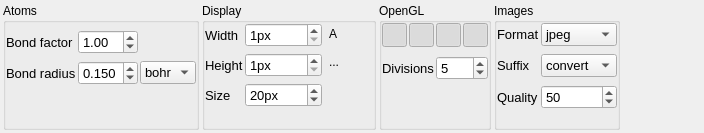
First picture: the form in settings.ui, repository piti-diablotin/qAgate, before the edit.
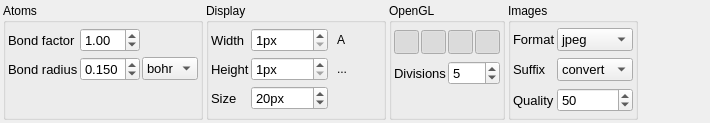
Second picture: the form after the edit. Icons and pictures are not drawn.

Diff of the .ui file:
```diff
--- a/settings.ui
+++ b/settings.ui
@@ -6,8 +6,8 @@
    <rect>
     <x>0</x>
     <y>0</y>
-    <width>704</width>
-    <height>133</height>
+    <width>710</width>
+    <height>123</height>
    </rect>
   </property>
   <property name="sizePolicy">
@@ -19,7 +19,7 @@
   <property name="maximumSize">
    <size>
     <width>16777215</width>
-    <height>133</height>
+    <height>16777215</height>
    </size>
   </property>
   <property name="windowTitle">
@@ -63,22 +63,22 @@
      </property>
      <layout class="QVBoxLayout" name="verticalLayout_2">
       <property name="spacing">
-       <number>7</number>
+       <number>2</number>
       </property>
       <property name="sizeConstraint">
        <enum>QLayout::SetDefaultConstraint</enum>
       </property>
       <property name="leftMargin">
-       <number>0</number>
+       <number>2</number>
       </property>
       <property name="topMargin">
-       <number>0</number>
+       <number>2</number>
       </property>
       <property name="rightMargin">
-       <number>0</number>
+       <number>2</number>
       </property>
       <property name="bottomMargin">
-       <number>0</number>
+       <number>2</number>
       </property>
       <item>
        <widget class="QWidget" name="widget_7" native="true">
@@ -95,12 +95,9 @@
          <property name="bottomMargin">
           <number>0</number>
          </property>
-         <property name="horizontalSpacing">
+         <property name="spacing">
           <number>2</number>
          </property>
-         <property name="verticalSpacing">
-          <number>0</number>
-         </property>
          <item row="1" column="1">
           <widget class="QDoubleSpinBox" name="bondRadius">
            <property name="font">
@@ -234,29 +231,23 @@
      </property>
      <layout class="QHBoxLayout" name="horizontalLayout_4">
       <property name="spacing">
-       <number>0</number>
+       <number>2</number>
       </property>
       <property name="leftMargin">
-       <number>0</number>
+       <number>2</number>
       </property>
       <property name="topMargin">
-       <number>0</number>
+       <number>2</number>
       </property>
       <property name="rightMargin">
-       <number>0</number>
+       <number>2</number>
       </property>
       <property name="bottomMargin">
-       <number>0</number>
+       <number>2</number>
       </property>
       <item>
        <widget class="QWidget" name="widget_3" native="true">
-        <layout class="QFormLayout" name="formLayout_2">
-         <property name="horizontalSpacing">
-          <number>2</number>
-         </property>
-         <property name="verticalSpacing">
-          <number>6</number>
-         </property>
+        <layout class="QGridLayout" name="gridLayout_2">
          <property name="leftMargin">
           <number>0</number>
          </property>
@@ -269,18 +260,9 @@
          <property name="bottomMargin">
           <number>0</number>
          </property>
-         <item row="0" column="0">
-          <widget class="QLabel" name="widthLabel">
-           <property name="font">
-            <font>
-             <pointsize>10</pointsize>
-            </font>
-           </property>
-           <property name="text">
-            <string>Width</string>
-           </property>
-          </widget>
-         </item>
+         <property name="spacing">
+          <number>2</number>
+         </property>
          <item row="0" column="1">
           <widget class="QSpinBox" name="width">
            <property name="sizePolicy">
@@ -329,39 +311,15 @@
            </property>
           </widget>
          </item>
-         <item row="1" column="1">
-          <widget class="QSpinBox" name="height">
-           <property name="sizePolicy">
-            <sizepolicy hsizetype="Fixed" vsizetype="Fixed">
-             <horstretch>0</horstretch>
-             <verstretch>0</verstretch>
-            </sizepolicy>
-           </property>
+         <item row="0" column="0">
+          <widget class="QLabel" name="widthLabel">
            <property name="font">
             <font>
              <pointsize>10</pointsize>
             </font>
            </property>
-           <property name="toolTip">
-            <string>Display height</string>
-           </property>
-           <property name="statusTip">
-            <string>Display height</string>
-           </property>
-           <property name="whatsThis">
-            <string>Display height</string>
-           </property>
-           <property name="suffix">
-            <string>px</string>
-           </property>
-           <property name="minimum">
-            <number>1</number>
-           </property>
-           <property name="maximum">
-            <number>10000</number>
-           </property>
-           <property name="singleStep">
-            <number>10</number>
+           <property name="text">
+            <string>Width</string>
            </property>
           </widget>
          </item>
@@ -419,31 +377,7 @@
            </property>
           </widget>
          </item>
-        </layout>
-       </widget>
-      </item>
-      <item>
-       <widget class="QWidget" name="widget_5" native="true">
-        <layout class="QFormLayout" name="formLayout_3">
-         <property name="horizontalSpacing">
-          <number>2</number>
-         </property>
-         <property name="verticalSpacing">
-          <number>4</number>
-         </property>
-         <property name="leftMargin">
-          <number>0</number>
-         </property>
-         <property name="topMargin">
-          <number>0</number>
-         </property>
-         <property name="rightMargin">
-          <number>0</number>
-         </property>
-         <property name="bottomMargin">
-          <number>0</number>
-         </property>
-         <item row="1" column="0">
+         <item row="0" column="2">
           <widget class="QToolButton" name="foreground">
            <property name="toolTip">
             <string>Font color</string>
@@ -473,6 +407,42 @@
           </widget>
          </item>
          <item row="1" column="1">
+          <widget class="QSpinBox" name="height">
+           <property name="sizePolicy">
+            <sizepolicy hsizetype="Fixed" vsizetype="Fixed">
+             <horstretch>0</horstretch>
+             <verstretch>0</verstretch>
+            </sizepolicy>
+           </property>
+           <property name="font">
+            <font>
+             <pointsize>10</pointsize>
+            </font>
+           </property>
+           <property name="toolTip">
+            <string>Display height</string>
+           </property>
+           <property name="statusTip">
+            <string>Display height</string>
+           </property>
+           <property name="whatsThis">
+            <string>Display height</string>
+           </property>
+           <property name="suffix">
+            <string>px</string>
+           </property>
+           <property name="minimum">
+            <number>1</number>
+           </property>
+           <property name="maximum">
+            <number>10000</number>
+           </property>
+           <property name="singleStep">
+            <number>10</number>
+           </property>
+          </widget>
+         </item>
+         <item row="0" column="3">
           <widget class="QToolButton" name="background">
            <property name="toolTip">
             <string>Background color</string>
@@ -501,7 +471,7 @@
            </property>
           </widget>
          </item>
-         <item row="2" column="0">
+         <item row="1" column="2">
           <widget class="QToolButton" name="up">
            <property name="toolTip">
             <string>Spin up color</string>
@@ -530,7 +500,7 @@
            </property>
           </widget>
          </item>
-         <item row="2" column="1">
+         <item row="1" column="3">
           <widget class="QToolButton" name="down">
            <property name="toolTip">
             <string>Spin down color</string>
@@ -578,20 +548,33 @@
      </property>
      <layout class="QVBoxLayout" name="verticalLayout">
       <property name="spacing">
-       <number>9</number>
+       <number>2</number>
       </property>
       <property name="leftMargin">
-       <number>0</number>
+       <number>2</number>
       </property>
       <property name="topMargin">
-       <number>0</number>
+       <number>2</number>
       </property>
       <property name="rightMargin">
-       <number>0</number>
+       <number>2</number>
       </property>
       <property name="bottomMargin">
-       <number>0</number>
+       <number>2</number>
       </property>
+      <item>
+       <spacer name="verticalSpacer">
+        <property name="orientation">
+         <enum>Qt::Vertical</enum>
+        </property>
+        <property name="sizeHint" stdset="0">
+         <size>
+          <width>20</width>
+          <height>0</height>
+         </size>
+        </property>
+       </spacer>
+      </item>
       <item>
        <widget class="QWidget" name="widget" native="true">
         <layout class="QGridLayout" name="gridLayout_3">
@@ -765,6 +748,19 @@
         </layout>
        </widget>
       </item>
+      <item>
+       <spacer name="verticalSpacer_3">
+        <property name="orientation">
+         <enum>Qt::Vertical</enum>
+        </property>
+        <property name="sizeHint" stdset="0">
+         <size>
+          <width>20</width>
+          <height>0</height>
+         </size>
+        </property>
+       </spacer>
+      </item>
       <item>
        <widget class="QWidget" name="widget_2" native="true">
         <layout class="QHBoxLayout" name="horizontalLayout_2">
@@ -853,14 +849,67 @@
        </widget>
       </item>
       <item>
-       <spacer name="verticalSpacer">
+       <spacer name="verticalSpacer_5">
         <property name="orientation">
          <enum>Qt::Vertical</enum>
         </property>
         <property name="sizeHint" stdset="0">
          <size>
           <width>20</width>
-          <height>17</height>
+          <height>0</height>
+         </size>
+        </property>
+       </spacer>
+      </item>
+      <item>
+       <widget class="QWidget" name="widget_4" native="true">
+        <property name="sizePolicy">
+         <sizepolicy hsizetype="Preferred" vsizetype="Maximum">
+          <horstretch>0</horstretch>
+          <verstretch>0</verstretch>
+         </sizepolicy>
+        </property>
+        <layout class="QVBoxLayout" name="verticalLayout_3">
+         <property name="spacing">
+          <number>2</number>
+         </property>
+         <property name="leftMargin">
+          <number>0</number>
+         </property>
+         <property name="topMargin">
+          <number>0</number>
+         </property>
+         <property name="rightMargin">
+          <number>0</number>
+         </property>
+         <property name="bottomMargin">
+          <number>0</number>
+         </property>
+         <item>
+          <spacer name="verticalSpacer_2">
+           <property name="orientation">
+            <enum>Qt::Vertical</enum>
+           </property>
+           <property name="sizeHint" stdset="0">
+            <size>
+             <width>20</width>
+             <height>19</height>
+            </size>
+           </property>
+          </spacer>
+         </item>
+        </layout>
+       </widget>
+      </item>
+      <item>
+       <spacer name="verticalSpacer_4">
+        <property name="orientation">
+         <enum>Qt::Vertical</enum>
+        </property>
+        <property name="sizeHint" stdset="0">
+         <size>
+          <width>20</width>
+          <height>0</height>
          </size>
         </property>
        </spacer>
@@ -879,46 +928,25 @@
      <property name="title">
       <string>Images</string>
      </property>
-     <layout class="QFormLayout" name="formLayout">
+     <layout class="QGridLayout" name="gridLayout">
+      <property name="leftMargin">
+       <number>2</number>
+      </property>
+      <property name="topMargin">
+       <number>2</number>
+      </property>
+      <property name="rightMargin">
+       <number>2</number>
+      </property>
+      <property name="bottomMargin">
+       <number>2</number>
+      </property>
       <property name="horizontalSpacing">
        <number>2</number>
       </property>
       <property name="verticalSpacing">
-       <number>8</number>
+       <number>4</number>
       </property>
-      <property name="leftMargin">
-       <number>0</number>
-      </property>
-      <property name="topMargin">
-       <number>0</number>
-      </property>
-      <property name="rightMargin">
-       <number>0</number>
-      </property>
-      <property name="bottomMargin">
-       <number>0</number>
-      </property>
-      <item row="0" column="0">
-       <widget class="QLabel" name="formatLabel">
-        <property name="font">
-         <font>
-          <pointsize>10</pointsize>
-         </font>
-        </property>
-        <property name="toolTip">
-         <string>Image export format</string>
-        </property>
-        <property name="statusTip">
-         <string>Image export format</string>
-        </property>
-        <property name="whatsThis">
-         <string>Image export format</string>
-        </property>
-        <property name="text">
-         <string>Format</string>
-        </property>
-       </widget>
-      </item>
       <item row="0" column="1">
        <widget class="QComboBox" name="format">
         <property name="font">
@@ -952,6 +980,27 @@
         </item>
        </widget>
       </item>
+      <item row="0" column="0">
+       <widget class="QLabel" name="formatLabel">
+        <property name="font">
+         <font>
+          <pointsize>10</pointsize>
+         </font>
+        </property>
+        <property name="toolTip">
+         <string>Image export format</string>
+        </property>
+        <property name="statusTip">
+         <string>Image export format</string>
+        </property>
+        <property name="whatsThis">
+         <string>Image export format</string>
+        </property>
+        <property name="text">
+         <string>Format</string>
+        </property>
+       </widget>
+      </item>
       <item row="1" column="0">
        <widget class="QLabel" name="suffixLabel">
         <property name="font">
@@ -1052,27 +1101,6 @@
      </layout>
     </widget>
    </item>
-   <item>
-    <widget class="QWidget" name="widget_4" native="true">
-     <layout class="QHBoxLayout" name="horizontalLayout_3">
-      <property name="spacing">
-       <number>2</number>
-      </property>
-      <property name="leftMargin">
-       <number>0</number>
-      </property>
-      <property name="topMargin">
-       <number>0</number>
-      </property>
-      <property name="rightMargin">
-       <number>0</number>
-      </property>
-      <property name="bottomMargin">
-       <number>0</number>
-      </property>
-     </layout>
-    </widget>
-   </item>
    <item>
     <spacer name="horizontalSpacer">
      <property name="orientation">
```
